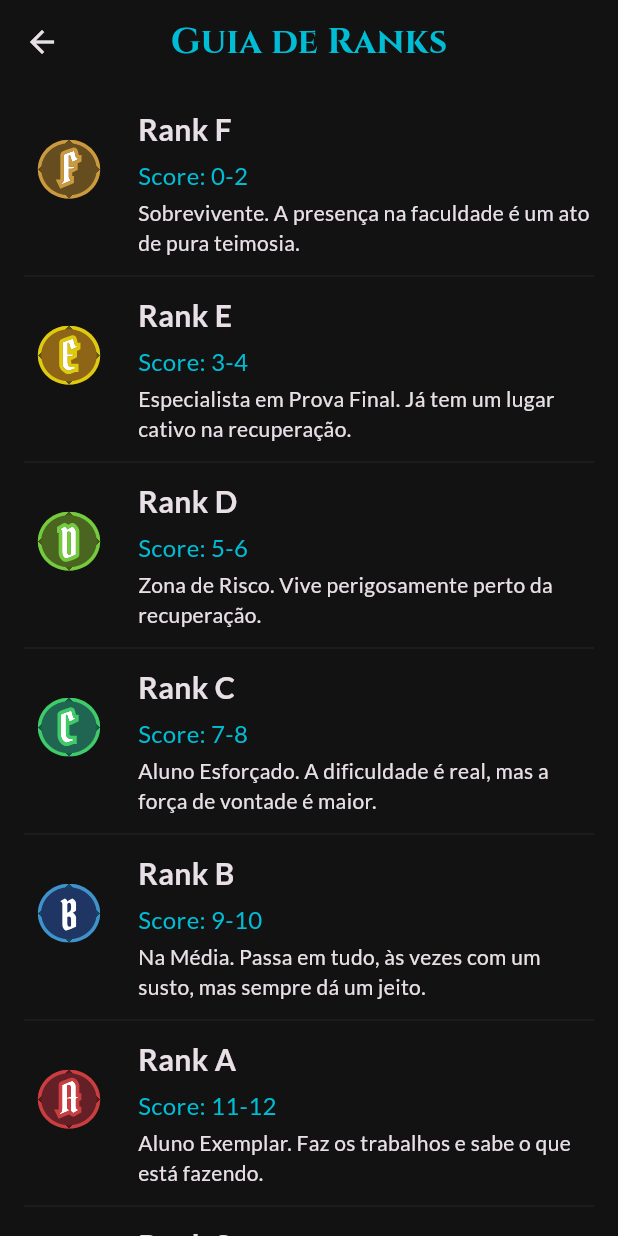
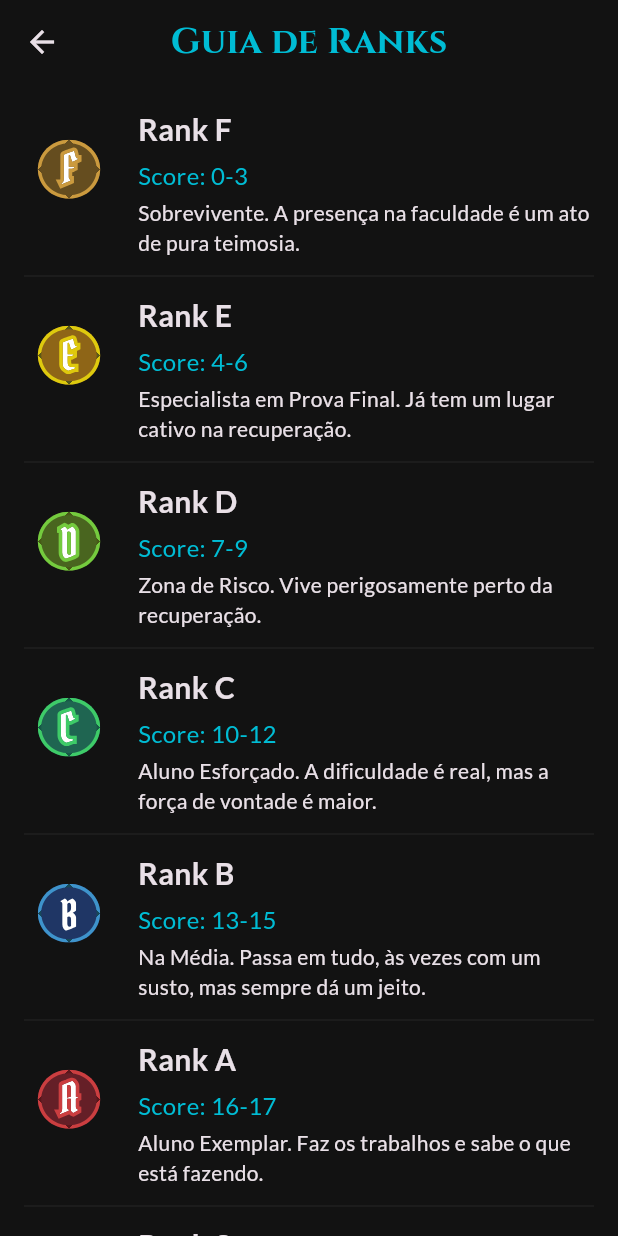
Before and after one commit to mrpunkdasilva/GradeMeHard-App, a Flutter app: the screen it shows after launch, scrolled down 576 dp, after a tap on the "emoji events" icon, on a phone screen of 412 x 824 dp. Run offline on Flutter 3.47's test engine with Material 3 defaults, Android fonts, the phone set to English and light mode, and no system bars; our stand-ins replace dotted_border, flutter_svg, google_fonts, shared_preferences; network calls fail.

```diff
--- a/lib/domain/rank.dart
+++ b/lib/domain/rank.dart
@@ -1,12 +1,12 @@
 enum Rank {
-  f('f', 0, 2, 'Sobrevivente. A presença na faculdade é um ato de pura teimosia.'),
-  e('e', 3, 4, 'Especialista em Prova Final. Já tem um lugar cativo na recuperação.'),
-  d('d', 5, 6, 'Zona de Risco. Vive perigosamente perto da recuperação.'),
-  c('c', 7, 8, 'Aluno Esforçado. A dificuldade é real, mas a força de vontade é maior.'),
-  b('b', 9, 10, "Na Média. Passa em tudo, às vezes com um susto, mas sempre dá um jeito."),
-  a('a', 11, 12, 'Aluno Exemplar. Faz os trabalhos e sabe o que está fazendo.'),
-  s('s', 13, 14, 'Quase uma Lenda. Tira notas altas, mas ainda não alcançou a divindade.'),
-  ss('ss', 15, 20, 'Lenda da Turma. O tipo de aluno que os professores citam como exemplo.');
+  f('f', 0, 3, 'Sobrevivente. A presença na faculdade é um ato de pura teimosia.'),
+  e('e', 4, 6, 'Especialista em Prova Final. Já tem um lugar cativo na recuperação.'),
+  d('d', 7, 9, 'Zona de Risco. Vive perigosamente perto da recuperação.'),
+  c('c', 10, 12, 'Aluno Esforçado. A dificuldade é real, mas a força de vontade é maior.'),
+  b('b', 13, 15, "Na Média. Passa em tudo, às vezes com um susto, mas sempre dá um jeito."),
+  a('a', 16, 17, 'Aluno Exemplar. Faz os trabalhos e sabe o que está fazendo.'),
+  s('s', 18, 19, 'Quase uma Lenda. Tira notas altas, mas ainda não alcançou a divindade.'),
+  ss('ss', 20, 20, 'Lenda da Turma. O tipo de aluno que os professores citam como exemplo.');
 
   final String name;
   final int minScore;
@@ -16,11 +16,11 @@ enum Rank {
   const Rank(this.name, this.minScore, this.maxScore, this.description);
 
   static Rank fromScore(double score) {
-    for (final rank in Rank.values.reversed) { // Iterate in reverse to match highest scores first
+    for (final rank in Rank.values.reversed) {
       if (score >= rank.minScore) {
         return rank;
       }
     }
-    return Rank.f; // Default to F if score is below all defined minScores
+    return Rank.f;
   }
 }
--- a/lib/screens/attribute_voting_screen.dart
+++ b/lib/screens/attribute_voting_screen.dart
@@ -27,7 +27,7 @@ class _AttributeVotingScreenState extends State<AttributeVotingScreen> {
   @override
   void initState() {
     super.initState();
-    _remainingPoints = 10;
+    _remainingPoints = 20;
     _attributePoints = {
       for (var attr in attributeDetails) attr.name: 0
     };
```
Also changed, not shown: lib/domain/student.dart (+10 -0 lines), lib/screens/student_detail_screen.dart (+64 -9 lines), assets/images/Card.svg (added), assets/images/card.svg (added), assets/images/rectangle-brown.svg (added), assets/images/rectangle-purple.svg (added), assets/images/rectangle-red.svg (added), assets/images/rectangle-yellow.svg (added).
